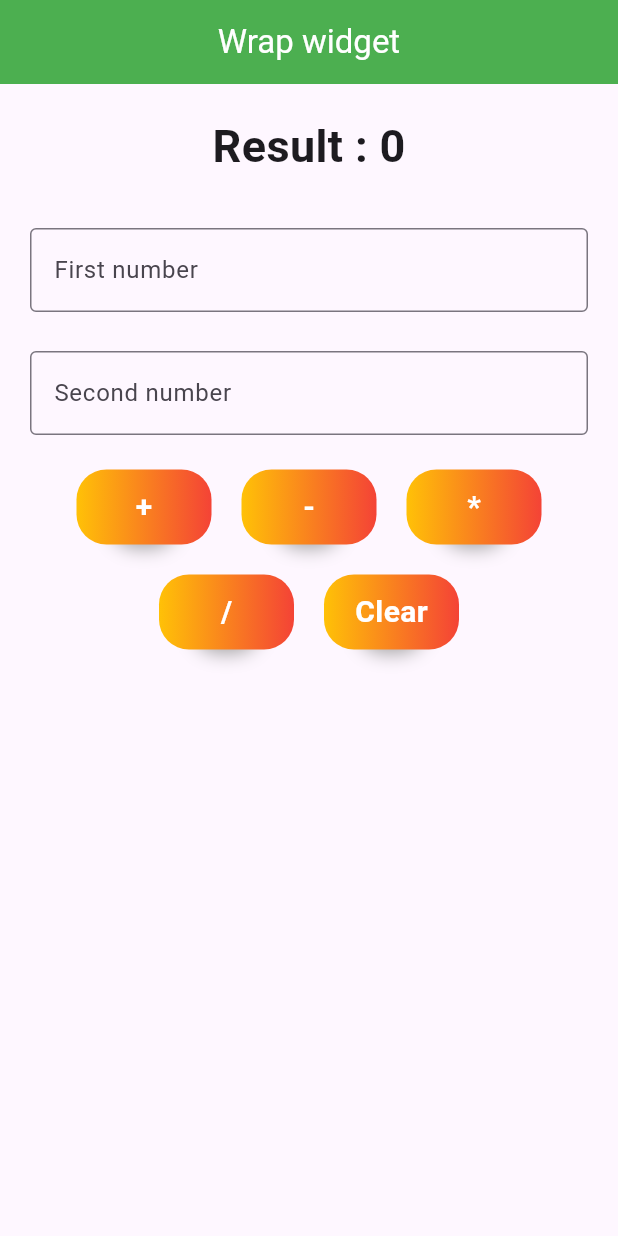
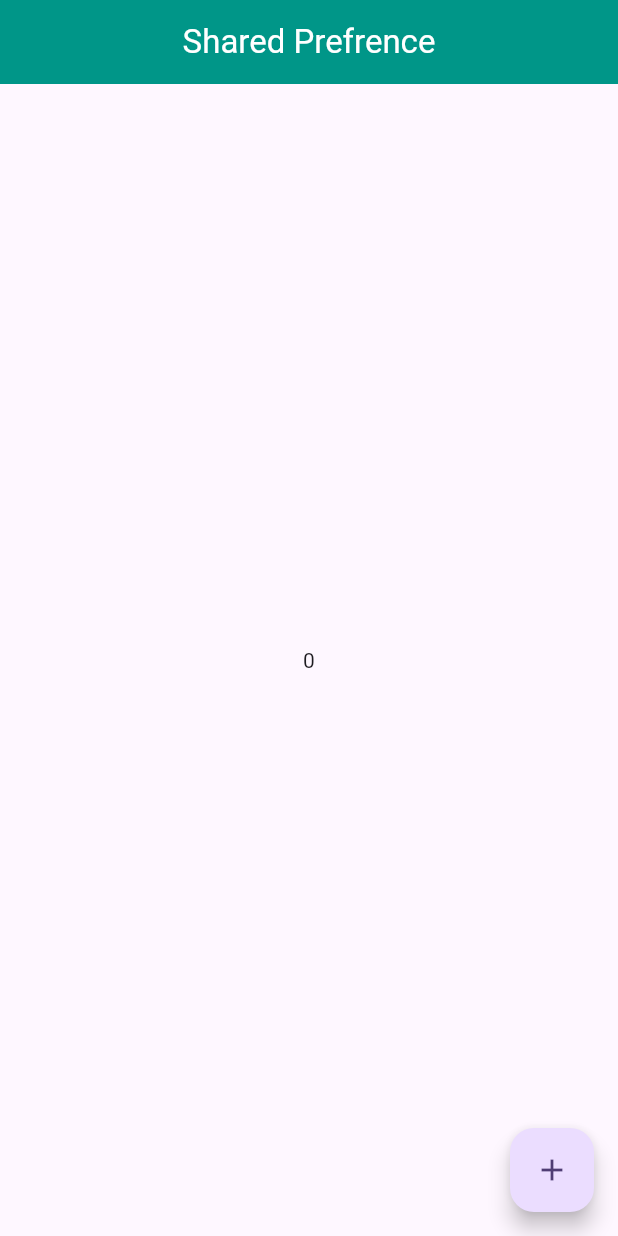
Before and after one commit to hasan-wahab/flutter_assignment, a Flutter app: the screen it shows after launch, on a phone screen of 412 x 824 dp. Run offline on Flutter 3.47's test engine with Material 3 defaults, Android fonts, the light colour scheme and no system bars; our stand-ins replace confetti, flutter_spinkit, shared_preferences.

Commit message:
sharedPreferecne

```diff
--- a/lib/main.dart
+++ b/lib/main.dart
@@ -1,6 +1,6 @@
 import 'package:flutter/material.dart';
-import 'package:flutter_assignment_project/damas_wrap_widget_assign.dart';
-import 'package:flutter_assignment_project/dmc_assignment.dart';
+
+import 'shared_pref_demo_screen.dart';
 
 void main() {
   runApp(const MyApp());
@@ -22,7 +22,7 @@ class MyApp extends StatelessWidget {
         ),
         useMaterial3: true,
       ),
-      home: const DamasWrapWidgetAssign(),
+      home: const SharedPrefDemoScreen(),
     );
   }
 }
--- /dev/null
+++ b/lib/shared_pref_demo_screen.dart
@@ -0,0 +1,50 @@
+import 'package:flutter/material.dart';
+import 'package:shared_preferences/shared_preferences.dart';
+
+class SharedPrefDemoScreen extends StatefulWidget {
+  const SharedPrefDemoScreen({super.key});
+
+  @override
+  State<SharedPrefDemoScreen> createState() => _SharedPrefDemoScreenState();
+}
+
+class _SharedPrefDemoScreenState extends State<SharedPrefDemoScreen> {
+  int count = 0;
+
+  @override
+  void initState() {
+    getValue();
+    super.initState();
+  }
+
+  getValue() async {
+    var prefs = await SharedPreferences.getInstance();
+    count = prefs.getInt('Counter') ?? 0;
+    setState(() {});
+  }
+
+  @override
+  Widget build(BuildContext context) {
+    return Scaffold(
+      appBar: AppBar(
+        title: const Text('Shared Prefrence'),
+        centerTitle: true,
+        backgroundColor: Colors.teal,
+        foregroundColor: Colors.white,
+      ),
+      body: Center(
+        child: Text(count.toString()),
+      ),
+      floatingActionButton: FloatingActionButton(
+        onPressed: () async {
+          final prefs = await SharedPreferences.getInstance();
+          count++;
+          setState(() {
+            prefs.setInt('Counter', count);
+          });
+        },
+        child: const Icon(Icons.add),
+      ),
+    );
+  }
+}
--- a/pubspec.yaml
+++ b/pubspec.yaml
@@ -37,6 +37,10 @@ dependencies:
   cupertino_icons: ^1.0.8
   confetti: ^0.8.0
   flutter_spinkit: ^5.2.1
+  shared_preferences: ^2.5.3
+  path_provider: ^2.1.5
+  sqflite: ^2.4.2
+  fluttertoast: ^8.2.12
 
 dev_dependencies:
   flutter_test:
```
Also changed, not shown: pubspec.lock, 7 other files.
